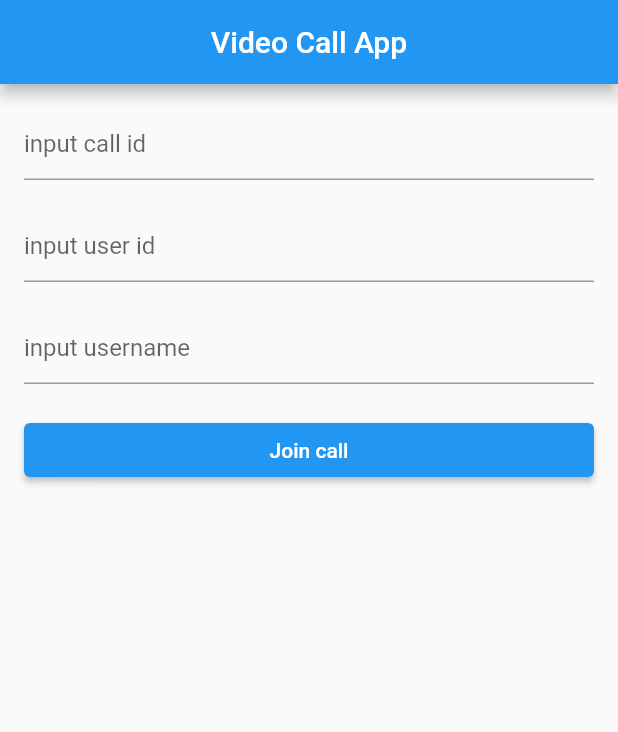
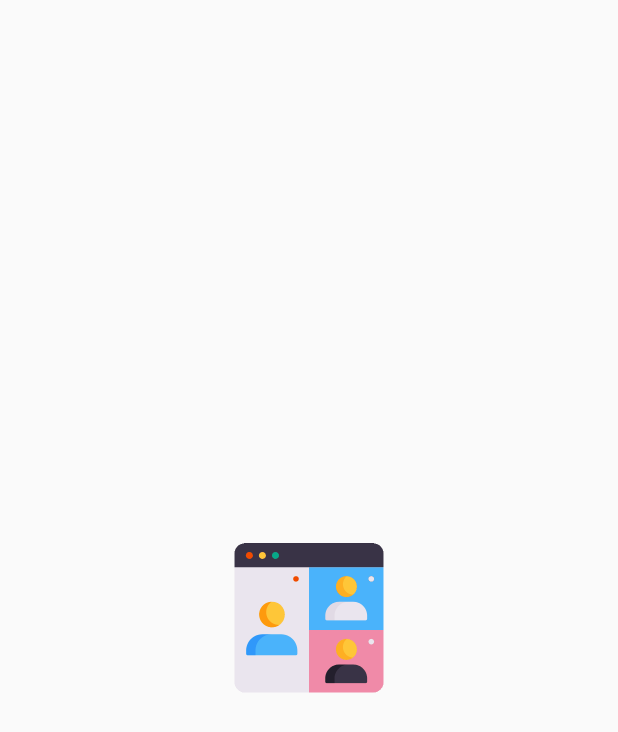
Before and after one commit to ramadhanialfarizi/videp_call_app, a Flutter app: the first screen one second after launch, on a phone screen of 412 x 824 dp. Shown: the top 732 px of the screen. Run offline on Flutter 3.47's test engine with Material 2 defaults, Android fonts, the phone set to English and light mode, and no system bars; missing offline and left inert: zego_uikit_prebuilt_call.

Commit message:
update - add splashscreen

```diff
--- /dev/null
+++ b/lib/core/utils/ImagesConstants.dart
@@ -0,0 +1,8 @@
+// ignore_for_file: file_names
+
+class ImagesConstants {
+  static const String _gift = 'assets/gift/';
+
+  // GIFT
+  static const String appIconsGift = '${_gift}app_logo.gif';
+}
--- a/lib/features/home/view/homescreen.dart
+++ b/lib/features/home/view/homescreen.dart
@@ -1,6 +1,5 @@
 import 'package:flutter/material.dart';
 import 'package:video_call_app/features/call/view/callScreen.dart';
-import 'package:video_call_app/features/call/view/widget/share_button.dart';
 
 class HomeScreen extends StatefulWidget {
   const HomeScreen({super.key});
--- /dev/null
+++ b/lib/features/onboarding/SplashScreen/SplashScreen.dart
@@ -0,0 +1,44 @@
+import 'dart:async';
+
+import 'package:flutter/material.dart';
+import 'package:video_call_app/core/utils/ImagesConstants.dart';
+
+class SplashScreen extends StatefulWidget {
+  const SplashScreen({super.key});
+
+  @override
+  State<SplashScreen> createState() => _SplashScreenState();
+}
+
+class _SplashScreenState extends State<SplashScreen> {
+  @override
+  void initState() {
+    super.initState();
+    splashScreenStart();
+  }
+
+  splashScreenStart() async {
+    var duration = const Duration(seconds: 5);
+    return Timer(duration, () {
+      Navigator.of(context).pushReplacementNamed('/home');
+      // if (userLogin.currentUser == null) {
+      // } else {
+      //   Navigator.of(context).pushReplacementNamed('/home');
+      // }
+
+      //Navigator.of(context).pushReplacementNamed('/login');
+    });
+  }
+
+  @override
+  Widget build(BuildContext context) {
+    return Scaffold(
+      body: Center(
+        child: Image.asset(
+          ImagesConstants.appIconsGift,
+          scale: 3,
+        ),
+      ),
+    );
+  }
+}
--- a/lib/main.dart
+++ b/lib/main.dart
@@ -1,5 +1,7 @@
+import 'package:flutter/cupertino.dart';
 import 'package:flutter/material.dart';
 import 'package:video_call_app/features/home/view/homescreen.dart';
+import 'package:video_call_app/features/onboarding/SplashScreen/SplashScreen.dart';
 
 void main() {
   runApp(const MyApp());
@@ -12,6 +14,7 @@ class MyApp extends StatelessWidget {
   @override
   Widget build(BuildContext context) {
     return MaterialApp(
+      debugShowCheckedModeBanner: false,
       title: 'Flutter Demo',
       theme: ThemeData(
         // This is the theme of your application.
@@ -25,7 +28,22 @@ class MyApp extends StatelessWidget {
         // is not restarted.
         primarySwatch: Colors.blue,
       ),
-      home: const HomeScreen(),
+      // home: const HomeScreen(),
+      initialRoute: "/splashscreen",
+      // routes: {
+      //   '/splashscreen': (context) => const SplashScreen(),
+      //   '/home': (context) => const HomeScreen(),
+      // },
+      onGenerateRoute: (settings) {
+        switch (settings.name) {
+          case '/splashscreen':
+            return CupertinoPageRoute(
+                builder: (_) => const SplashScreen(), settings: settings);
+          case '/home':
+            return CupertinoPageRoute(
+                builder: (_) => const HomeScreen(), settings: settings);
+        }
+      },
     );
   }
 }
```
Also changed, not shown: pubspec.yaml (+7 -3 lines), assets/gift/app_logo.gif (added), 3 other files.
